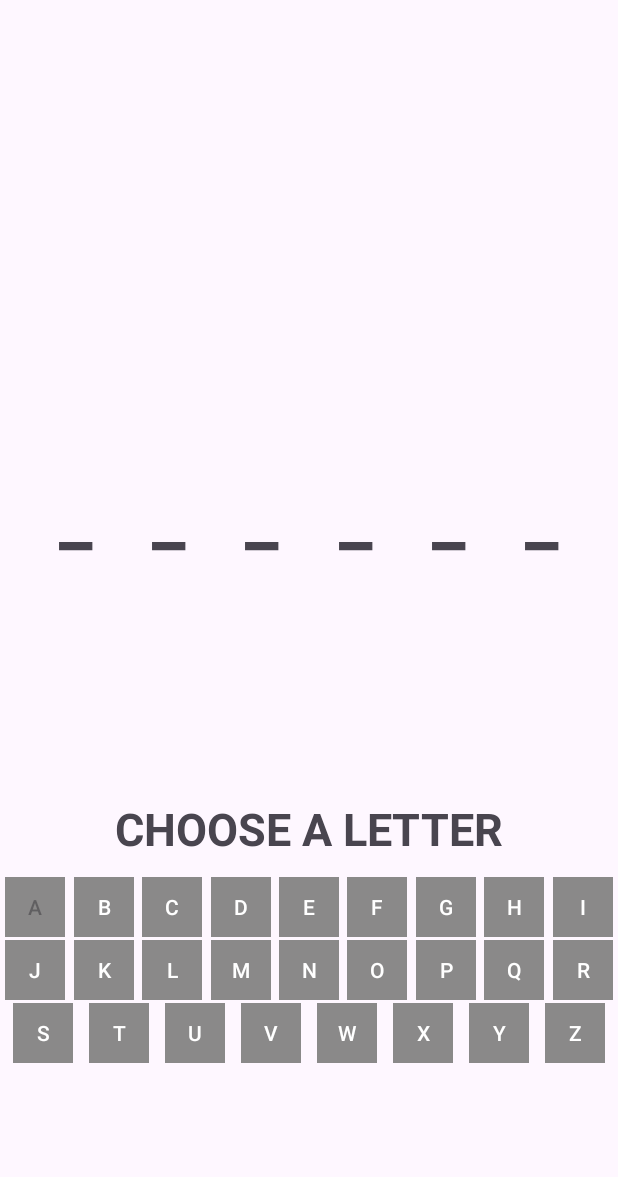
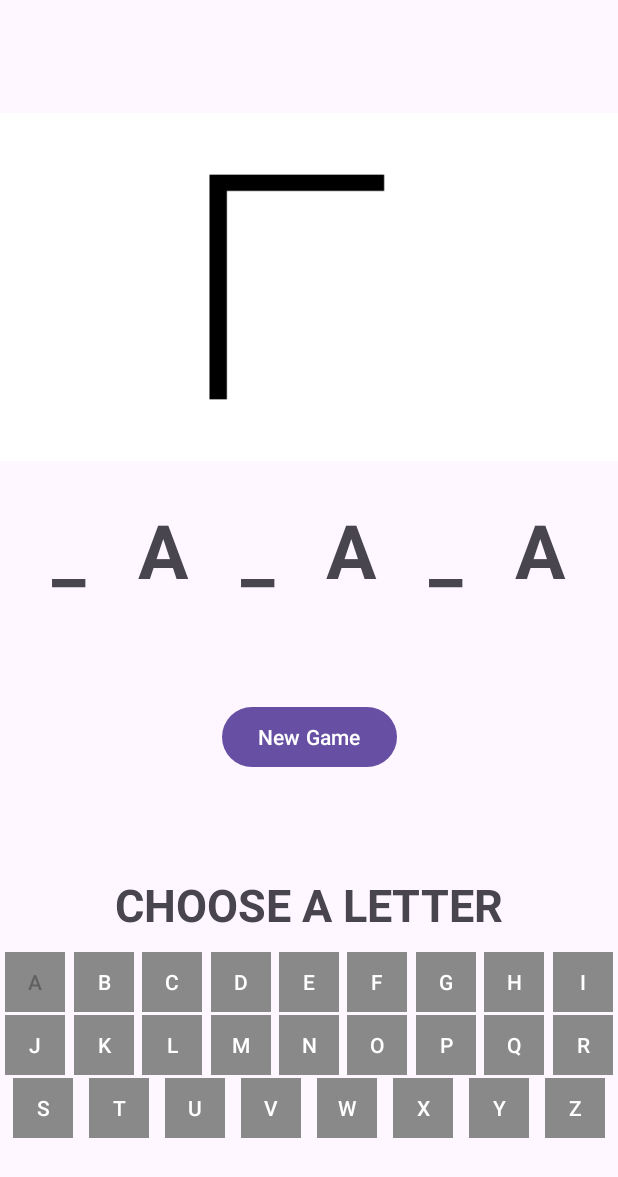
Before and after one commit to hanieljacob/Hangman, an Android app: the screen it shows after launch (MainActivity), after a tap on an icon or button, on a phone screen of 412 x 824 dp. Shown: the top 1177 px of the screen. Run offline under Robolectric (Android 15) with nearby library versions, the phone set to English and light mode, and no system bars.

Commit message:
Completed functionality in potrait mode

```diff
--- /dev/null
+++ b/app/src/main/java/com/example/hangman/GameViewModel.kt
@@ -0,0 +1,76 @@
+package com.example.hangman
+
+import androidx.lifecycle.SavedStateHandle
+import androidx.lifecycle.ViewModel
+import kotlin.random.Random
+
+
+const val FIRST_CHARACTER_KEY = "FIRST_CHARACTER_KEY"
+const val SECOND_CHARACTER_KEY = "SECOND_CHARACTER_KEY"
+const val THIRD_CHARACTER_KEY = "THIRD_CHARACTER_KEY"
+const val FOURTH_CHARACTER_KEY = "FOURTH_CHARACTER_KEY"
+const val FIFTH_CHARACTER_KEY = "FIFTH_CHARACTER_KEY"
+const val SIXTH_CHARACTER_KEY = "SIXTH_CHARACTER_KEY"
+const val HANGMAN_IMAGE_KEY = "HANGMAN_IMAGE_KEY"
+const val WRONG_GUESSES_KEY = "WRONG_GUESSES_KEY"
+const val END_TEXT_KEY = "END_TEXT_KEY"
+const val GUESSED_CHARACTERS_KEY= "GUESSED_CHARACTERS_KEY"
+const val GAME_WORD_KEY = "GAME_WORD_KEY"
+const val GAME_ENDED_KEY = "GAME_ENDED_KEY"
+
+class GameViewModel(private val savedStateHandle: SavedStateHandle) : ViewModel() {
+    fun getNewGameWord(): String {
+        val words = listOf("BANANA","RABBIT","MEXICO")
+        val randomIndex = Random.nextInt(words.size);
+        return words[randomIndex]
+    }
+
+    var firstCharacter: String
+        get() = savedStateHandle[FIRST_CHARACTER_KEY] ?: "_"
+        set(value) = savedStateHandle.set(FIRST_CHARACTER_KEY, value)
+
+    var secondCharacter: String
+        get() = savedStateHandle[SECOND_CHARACTER_KEY] ?: "_"
+        set(value) = savedStateHandle.set(SECOND_CHARACTER_KEY, value)
+
+    var thirdCharacter: String
+        get() = savedStateHandle[THIRD_CHARACTER_KEY] ?: "_"
+        set(value) = savedStateHandle.set(THIRD_CHARACTER_KEY, value)
+
+    var fourthCharacter: String
+        get() = savedStateHandle[FOURTH_CHARACTER_KEY] ?: "_"
+        set(value) = savedStateHandle.set(FOURTH_CHARACTER_KEY, value)
+
+    var fifthCharacter: String
+        get() = savedStateHandle[FIFTH_CHARACTER_KEY] ?: "_"
+        set(value) = savedStateHandle.set(FIFTH_CHARACTER_KEY, value)
+
+    var sixthCharacter: String
+        get() = savedStateHandle[SIXTH_CHARACTER_KEY] ?: "_"
+        set(value) = savedStateHandle.set(SIXTH_CHARACTER_KEY, value)
+
+    var hangmanImage: Int
+        get() = savedStateHandle[HANGMAN_IMAGE_KEY] ?: R.drawable.game0
+        set(value) = savedStateHandle.set(HANGMAN_IMAGE_KEY, value)
+
+    var wrongGuesses: Int
+        get() = savedStateHandle[WRONG_GUESSES_KEY] ?: 0
+        set(value) = savedStateHandle.set(WRONG_GUESSES_KEY, value)
+
+    var endText: String
+        get() = savedStateHandle[END_TEXT_KEY] ?: ""
+        set(value) = savedStateHandle.set(END_TEXT_KEY, value)
+
+    var guessedCharacters: String
+        get() = savedStateHandle[GUESSED_CHARACTERS_KEY] ?: ""
+        set(value) = savedStateHandle.set(GUESSED_CHARACTERS_KEY, value)
+
+    var gameWord: String
+        get() = savedStateHandle[GAME_WORD_KEY] ?: ""
+        set(value) = savedStateHandle.set(GAME_WORD_KEY, value)
+
+//    var gameEnded: Boolean
+//        get() = savedStateHandle[GAME_ENDED_KEY] ?: false
+//        set(value) = savedStateHandle.set(GAME_ENDED_KEY, value)
+
+}
--- a/app/src/main/java/com/example/hangman/MainGamePanel.kt
+++ b/app/src/main/java/com/example/hangman/MainGamePanel.kt
@@ -4,12 +4,50 @@ import android.os.Bundle
 import android.view.LayoutInflater
 import android.view.View
 import android.view.ViewGroup
+import androidx.activity.viewModels
+import androidx.core.os.bundleOf
+import androidx.core.view.isVisible
 import androidx.fragment.app.Fragment
+import androidx.fragment.app.setFragmentResult
+import androidx.fragment.app.setFragmentResultListener
+import androidx.fragment.app.viewModels
 import com.example.hangman.databinding.MainGamePanelBinding
 
 class MainGamePanel : Fragment() {
 
     private lateinit var binding: MainGamePanelBinding
+    private val gameViewModel: GameViewModel by viewModels()
+
+    private fun getIndices(gameWord: String, guessedCharacter: String): List<Int> {
+        var index = gameWord.indexOf(guessedCharacter)
+        val indicesList: MutableList<Int> = mutableListOf()
+        return if(index==-1)
+            indicesList
+        else {
+            while (index != -1) {
+                indicesList.add(index)
+                index = gameWord.indexOf(guessedCharacter, index + 1)
+            }
+            return indicesList
+        }
+    }
+
+    private fun getHangmanImage(guesses: Int): Int {
+        if(guesses == 1)
+            return R.drawable.game1
+        else if (guesses == 2)
+            return R.drawable.game2
+        else if (guesses == 3)
+            return R.drawable.game3
+        else if (guesses == 4)
+            return R.drawable.game4
+        else if (guesses == 5)
+            return R.drawable.game5
+        else if (guesses == 6)
+            return R.drawable.game6
+        else
+            return R.drawable.game7
+    }
 
     override fun onCreateView(
         inflater: LayoutInflater,
@@ -22,7 +60,111 @@ class MainGamePanel : Fragment() {
 
     override fun onViewCreated(view: View, savedInstanceState: Bundle?) {
         super.onViewCreated(view, savedInstanceState)
-
+        setFragmentResultListener("ChooseLetterFragment") { key, bundle ->
+            val result = bundle.getString("data").toString()
+            gameViewModel.guessedCharacters += result
+            binding.apply {
+                if(gameViewModel.gameWord == "") {
+                    gameViewModel.gameWord = gameViewModel.getNewGameWord()
+                }
+                println(gameViewModel.gameWord)
+                val indicesList = getIndices(gameViewModel.gameWord, result)
+                if(indicesList.isEmpty()){
+                    gameViewModel.wrongGuesses = gameViewModel.wrongGuesses + 1
+                    gameViewModel.hangmanImage = getHangmanImage(gameViewModel.wrongGuesses)
+                    hangmanImage.setImageResource(getHangmanImage(gameViewModel.wrongGuesses))
+                }
+                else{
+                    for(index in indicesList){
+                        when (index) {
+                            0 -> {
+                                gameViewModel.firstCharacter = result
+                                firstCharacter.text = gameViewModel.firstCharacter
+                            }
+                            1 -> {
+                                gameViewModel.secondCharacter = result
+                                secondCharacter.text = gameViewModel.secondCharacter
+                            }
+                            2 -> {
+                                gameViewModel.thirdCharacter = result
+                                thirdCharacter.text = gameViewModel.thirdCharacter
+                            }
+                            3 -> {
+                                gameViewModel.fourthCharacter = result
+                                fourthCharacter.text = gameViewModel.fourthCharacter
+                            }
+                            4 -> {
+                                gameViewModel.fifthCharacter = result
+                                fifthCharacter.text = gameViewModel.fifthCharacter
+                            }
+                            else -> {
+                                gameViewModel.sixthCharacter = result
+                                sixthCharacter.text = gameViewModel.sixthCharacter
+                            }
+                        }
+                    }
+                }
+                if (gameViewModel.wrongGuesses == 7){
+                    gameEndText.text = "Better luck next time!"
+                    gameViewModel.endText = "Better luck next time!"
+//                    gameViewModel.gameEnded = true
+                    setFragmentResult("MainGameFragment", bundleOf("data" to "DisableAll"))
+                }
+                else if (firstCharacter.text!= "_" && secondCharacter.text!= "_"
+                    && thirdCharacter.text!= "_" && fourthCharacter.text!= "_"
+                    && fifthCharacter.text!= "_" && sixthCharacter.text!= "_"){
+                        gameEndText.text = "Congratulations! You Won!"
+                        gameViewModel.endText = "Congratulations! You Won!"
+//                    gameViewModel.gameEnded = true
+                    setFragmentResult("MainGameFragment", bundleOf("data" to "DisableAll"))
+                }
+            }
+        }
+        binding.apply {
+            if(gameViewModel.guessedCharacters!="") {
+                setFragmentResult(
+                    "MainGameFragment",
+                    bundleOf("data" to gameViewModel.guessedCharacters)
+                )
+            }
+//            if(gameViewModel.gameEnded) {
+//                setFragmentResult(
+//                    "MainGameFragment",
+//                    bundleOf("data" to "DisableAll")
+//                )
+//            }
+            hangmanImage.setImageResource(gameViewModel.hangmanImage)
+            firstCharacter.text = gameViewModel.firstCharacter
+            secondCharacter.text = gameViewModel.secondCharacter
+            thirdCharacter.text = gameViewModel.thirdCharacter
+            fourthCharacter.text = gameViewModel.fourthCharacter
+            fifthCharacter.text = gameViewModel.fifthCharacter
+            sixthCharacter.text = gameViewModel.sixthCharacter
+            gameEndText.text = gameViewModel.endText
+            newGameButton.setOnClickListener(){
+                gameEndText.text = ""
+                firstCharacter.text = "_"
+                secondCharacter.text = "_"
+                thirdCharacter.text = "_"
+                fourthCharacter.text = "_"
+                fifthCharacter.text = "_"
+                sixthCharacter.text = "_"
+                hangmanImage.setImageResource(R.drawable.game0)
+                gameViewModel.wrongGuesses = 0
+                gameViewModel.guessedCharacters = ""
+                gameViewModel.endText = ""
+                gameViewModel.firstCharacter = "_"
+                gameViewModel.secondCharacter = "_"
+                gameViewModel.thirdCharacter = "_"
+                gameViewModel.fourthCharacter = "_"
+                gameViewModel.fifthCharacter = "_"
+                gameViewModel.sixthCharacter = "_"
+                gameViewModel.hangmanImage = R.drawable.game0
+                gameViewModel.gameWord = gameViewModel.getNewGameWord()
+//                gameViewModel.gameEnded = false
+                setFragmentResult("MainGameFragment", bundleOf("data" to "EnableAll"))
+            }
+        }
     }
 
 }
--- a/app/src/main/res/layout/activity_main.xml
+++ b/app/src/main/res/layout/activity_main.xml
@@ -10,7 +10,7 @@
         android:id="@+id/main_panel_container"
         android:name="com.example.hangman.MainGamePanel"
         android:layout_width="match_parent"
-        android:layout_height="400dp"
+        android:layout_height="500dp"
         app:layout_constraintBottom_toTopOf="@+id/choose_letter_container"
         app:layout_constraintTop_toTopOf="parent"
         app:layout_constraintStart_toStartOf="parent"
@@ -21,7 +21,7 @@
         android:id="@+id/choose_letter_container"
         android:name="com.example.hangman.ChooseLetterPanel"
         android:layout_width="match_parent"
-        android:layout_height="300dp"
+        android:layout_height="200dp"
         app:layout_constraintTop_toBottomOf="@+id/main_panel_container"
         app:layout_constraintStart_toStartOf="parent"
         app:layout_constraintEnd_toEndOf="parent"
--- a/app/src/main/res/layout/choose_letter_panel.xml
+++ b/app/src/main/res/layout/choose_letter_panel.xml
@@ -16,7 +16,7 @@
         app:layout_constraintBottom_toBottomOf="parent"
         app:layout_constraintEnd_toEndOf="parent"
         app:layout_constraintStart_toStartOf="parent"
-        android:layout_marginBottom="200dp"/>
+        android:layout_marginBottom="150dp"/>
 
     <Button
         android:id="@+id/a_button"
--- a/app/src/main/res/layout/main_game_panel.xml
+++ b/app/src/main/res/layout/main_game_panel.xml
@@ -5,8 +5,9 @@
     xmlns:app="http://schemas.android.com/apk/res-auto">
 
     <ImageView
+        android:id="@+id/hangman_image"
+        android:src="@drawable/game0"
         app:layout_constraintTop_toTopOf="parent"
-        app:layout_constraintBottom_toBottomOf="@id/first_character"
         app:layout_constraintStart_toStartOf="parent"
         app:layout_constraintEnd_toEndOf="parent"
         android:layout_width="wrap_content"
@@ -16,7 +17,7 @@
         android:text="_"
         android:textSize="50sp"
         android:textStyle="bold"
-        android:layout_marginTop="200dp"
+        android:layout_marginTop="150dp"
         app:layout_constraintTop_toTopOf="parent"
         app:layout_constraintBottom_toBottomOf="parent"
         app:layout_constraintEnd_toStartOf="@id/second_character"
@@ -30,7 +31,7 @@
         android:text="_"
         android:textSize="50sp"
         android:textStyle="bold"
-        android:layout_marginTop="200dp"
+        android:layout_marginTop="150dp"
         app:layout_constraintTop_toTopOf="parent"
         app:layout_constraintBottom_toBottomOf="parent"
         app:layout_constraintEnd_toStartOf="@id/third_character"
@@ -44,7 +45,7 @@
         android:text="_"
         android:textSize="50sp"
         android:textStyle="bold"
-        android:layout_marginTop="200dp"
+        android:layout_marginTop="150dp"
         app:layout_constraintTop_toTopOf="parent"
         app:layout_constraintBottom_toBottomOf="parent"
         app:layout_constraintEnd_toStartOf="@id/fourth_character"
@@ -58,7 +59,7 @@
         android:text="_"
         android:textSize="50sp"
         android:textStyle="bold"
-        android:layout_marginTop="200dp"
+        android:layout_marginTop="150dp"
         app:layout_constraintTop_toTopOf="parent"
         app:layout_constraintBottom_toBottomOf="parent"
         app:layout_constraintEnd_toStartOf="@id/fifth_character"
@@ -72,7 +73,7 @@
         android:text="_"
         android:textSize="50sp"
         android:textStyle="bold"
-        android:layout_marginTop="200dp"
+        android:layout_marginTop="150dp"
         app:layout_constraintTop_toTopOf="parent"
         app:layout_constraintBottom_toBottomOf="parent"
         app:layout_constraintEnd_toStartOf="@id/sixth_character"
@@ -87,7 +88,7 @@
         android:text="_"
         android:textSize="50sp"
         android:textStyle="bold"
-        android:layout_marginTop="200dp"
+        android:layout_marginTop="150dp"
         app:layout_constraintTop_toTopOf="parent"
         app:layout_constraintBottom_toBottomOf="parent"
         app:layout_constraintEnd_toEndOf="parent"
@@ -96,18 +97,30 @@
         android:layout_height="wrap_content"
         />
 
+    <TextView
+        android:id="@+id/game_end_text"
+        android:text=""
+        android:textSize="30sp"
+        android:textStyle="bold"
+        android:layout_marginTop="300dp"
+        app:layout_constraintTop_toTopOf="parent"
+        app:layout_constraintBottom_toBottomOf="parent"
+        app:layout_constraintEnd_toEndOf="parent"
+        app:layout_constraintStart_toStartOf="parent"
+        android:layout_width="wrap_content"
+        android:layout_height="wrap_content"
+        />
+
     <Button
-        android:visibility="invisible"
         android:id="@+id/new_game_button"
         android:text="New Game"
-        android:layout_marginTop="350dp"
+        android:layout_marginTop="400dp"
         android:layout_width="wrap_content"
         android:layout_height="wrap_content"
         app:layout_constraintBottom_toBottomOf="parent"
         app:layout_constraintTop_toTopOf="parent"
         app:layout_constraintEnd_toEndOf="parent"
         app:layout_constraintStart_toStartOf="parent"
-
         />
 
 </androidx.constraintlayout.widget.ConstraintLayout>
```
Also changed, not shown: app/src/main/java/com/example/hangman/ChooseLetterPanel.kt (+107 -0 lines), app/src/main/java/com/example/hangman/Game.kt (deleted, +0 -8 lines), app/src/main/res/drawable/game0.png (added), app/src/main/res/drawable/game1.png (added), app/src/main/res/drawable/game2.png (added), app/src/main/res/drawable/game3.png (added), app/src/main/res/drawable/game4.png (added), app/src/main/res/drawable/game5.png (added), app/src/main/res/drawable/game6.png (added), app/src/main/res/drawable/game7.png (added).
